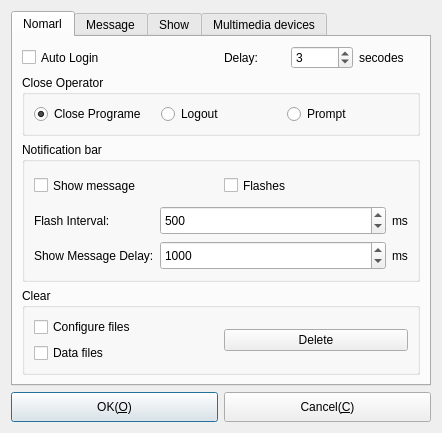
Before: the Qt Designer form Widgets/DlgOptions/DlgOptions.ui in KangLin/RabbitIm, drawn with Qt 5.
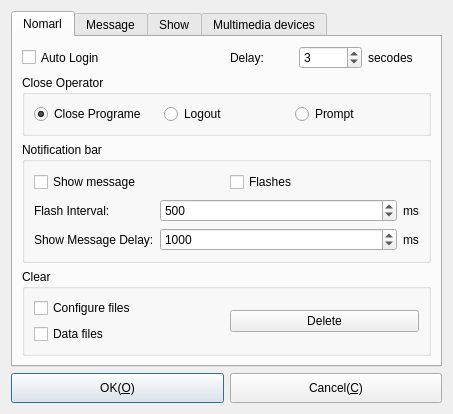
After: the same form once the commit is applied. Icons and pictures are not drawn.

Commit message: 修改关于对话框在android下显示的问题

Diff of the .ui file:
```diff
--- a/Widgets/DlgOptions/DlgOptions.ui
+++ b/Widgets/DlgOptions/DlgOptions.ui
@@ -6,8 +6,8 @@
    <rect>
     <x>0</x>
     <y>0</y>
-    <width>442</width>
-    <height>433</height>
+    <width>453</width>
+    <height>402</height>
    </rect>
   </property>
   <property name="windowTitle">
```
The commit also changes 6 other files.
